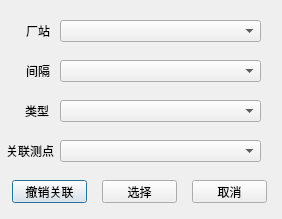
This is UI/pointselectdlg.ui in rcswhuang/wfdbtool as Qt 5 draws it before an edit. The edited form follows.
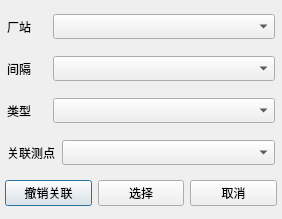
This is the edited form. Icons and pictures are not drawn.

Patch:
```diff
--- a/UI/pointselectdlg.ui
+++ b/UI/pointselectdlg.ui
@@ -18,8 +18,8 @@
   </property>
   <property name="maximumSize">
    <size>
-    <width>282</width>
-    <height>219</height>
+    <width>16777215</width>
+    <height>16777215</height>
    </size>
   </property>
   <property name="baseSize">
@@ -35,137 +35,198 @@
    <iconset resource="../mainwindow.qrc">
     <normaloff>:/image/config.png</normaloff>:/image/config.png</iconset>
   </property>
+  <layout class="QVBoxLayout" name="verticalLayout">
+   <property name="leftMargin">
+    <number>5</number>
+   </property>
+   <property name="topMargin">
+    <number>5</number>
+   </property>
+   <property name="rightMargin">
+    <number>5</number>
+   </property>
+   <property name="bottomMargin">
+    <number>5</number>
+   </property>
+   <item>
+    <layout class="QHBoxLayout" name="horizontalLayout" stretch="1,5">
+     <property name="spacing">
+      <number>2</number>
+     </property>
+     <property name="sizeConstraint">
+      <enum>QLayout::SetDefaultConstraint</enum>
+     </property>
+     <property name="leftMargin">
+      <number>2</number>
+     </property>
+     <property name="topMargin">
+      <number>2</number>
+     </property>
+     <property name="rightMargin">
+      <number>2</number>
+     </property>
+     <property name="bottomMargin">
+      <number>2</number>
+     </property>
+     <item>
+      <widget class="QLabel" name="label">
+       <property name="minimumSize">
+        <size>
+         <width>25</width>
+         <height>0</height>
+        </size>
+       </property>
+       <property name="text">
+        <string>厂站</string>
+       </property>
+      </widget>
+     </item>
+     <item>
   <widget class="QComboBox" name="stationCombo">
-   <property name="geometry">
-    <rect>
-     <x>60</x>
-     <y>20</y>
-     <width>201</width>
-     <height>22</height>
-    </rect>
-   </property>
-  </widget>
+       <property name="minimumSize">
+        <size>
+         <width>0</width>
+         <height>25</height>
+        </size>
+       </property>
+      </widget>
+     </item>
+    </layout>
+   </item>
+   <item>
+    <layout class="QHBoxLayout" name="horizontalLayout_2" stretch="1,5">
+     <property name="spacing">
+      <number>1</number>
+     </property>
+     <property name="leftMargin">
+      <number>2</number>
+     </property>
+     <property name="topMargin">
+      <number>2</number>
+     </property>
+     <property name="rightMargin">
+      <number>2</number>
+     </property>
+     <property name="bottomMargin">
+      <number>2</number>
+     </property>
+     <item>
   <widget class="QLabel" name="label_2">
-   <property name="geometry">
-    <rect>
-     <x>26</x>
-     <y>60</y>
-     <width>31</width>
-     <height>21</height>
-    </rect>
-   </property>
    <property name="text">
     <string>间隔</string>
    </property>
   </widget>
+     </item>
+     <item>
   <widget class="QComboBox" name="groupCombo">
-   <property name="geometry">
-    <rect>
-     <x>60</x>
-     <y>60</y>
-     <width>201</width>
-     <height>22</height>
-    </rect>
-   </property>
-  </widget>
+       <property name="minimumSize">
+        <size>
+         <width>0</width>
+         <height>25</height>
+        </size>
+       </property>
+      </widget>
+     </item>
+    </layout>
+   </item>
+   <item>
+    <layout class="QHBoxLayout" name="horizontalLayout_3" stretch="1,5">
+     <property name="spacing">
+      <number>2</number>
+     </property>
+     <property name="leftMargin">
+      <number>2</number>
+     </property>
+     <property name="topMargin">
+      <number>2</number>
+     </property>
+     <property name="rightMargin">
+      <number>2</number>
+     </property>
+     <property name="bottomMargin">
+      <number>2</number>
+     </property>
+     <item>
   <widget class="QLabel" name="label_3">
-   <property name="geometry">
-    <rect>
-     <x>25</x>
-     <y>100</y>
-     <width>31</width>
-     <height>21</height>
-    </rect>
-   </property>
    <property name="text">
     <string>类型</string>
    </property>
   </widget>
+     </item>
+     <item>
   <widget class="QComboBox" name="typeCombo">
-   <property name="geometry">
-    <rect>
-     <x>60</x>
-     <y>100</y>
-     <width>201</width>
-     <height>22</height>
-    </rect>
-   </property>
-  </widget>
+       <property name="minimumSize">
+        <size>
+         <width>0</width>
+         <height>25</height>
+        </size>
+       </property>
+      </widget>
+     </item>
+    </layout>
+   </item>
+   <item>
+    <layout class="QHBoxLayout" name="horizontalLayout_4" stretch="1,4">
+     <property name="spacing">
+      <number>2</number>
+     </property>
+     <property name="leftMargin">
+      <number>2</number>
+     </property>
+     <property name="topMargin">
+      <number>2</number>
+     </property>
+     <property name="rightMargin">
+      <number>2</number>
+     </property>
+     <property name="bottomMargin">
+      <number>2</number>
+     </property>
+     <item>
   <widget class="QLabel" name="label_4">
-   <property name="geometry">
-    <rect>
-     <x>6</x>
-     <y>140</y>
-     <width>51</width>
-     <height>21</height>
-    </rect>
-   </property>
    <property name="text">
     <string>关联测点</string>
    </property>
   </widget>
+     </item>
+     <item>
   <widget class="QComboBox" name="relatedPointCombo">
-   <property name="geometry">
-    <rect>
-     <x>60</x>
-     <y>140</y>
-     <width>201</width>
-     <height>22</height>
-    </rect>
-   </property>
-  </widget>
-  <widget class="QLabel" name="label">
-   <property name="geometry">
-    <rect>
-     <x>26</x>
-     <y>20</y>
-     <width>31</width>
-     <height>21</height>
-    </rect>
-   </property>
-   <property name="text">
-    <string>厂站</string>
-   </property>
-  </widget>
+       <property name="minimumSize">
+        <size>
+         <width>0</width>
+         <height>25</height>
+        </size>
+       </property>
+      </widget>
+     </item>
+    </layout>
+   </item>
+   <item>
+    <layout class="QHBoxLayout" name="horizontalLayout_5">
+     <item>
   <widget class="QPushButton" name="undoBtn">
-   <property name="geometry">
-    <rect>
-     <x>12</x>
-     <y>180</y>
-     <width>75</width>
-     <height>23</height>
-    </rect>
-   </property>
    <property name="text">
     <string>撤销关联</string>
    </property>
   </widget>
+     </item>
+     <item>
   <widget class="QPushButton" name="okBtn">
-   <property name="geometry">
-    <rect>
-     <x>102</x>
-     <y>180</y>
-     <width>75</width>
-     <height>23</height>
-    </rect>
-   </property>
    <property name="text">
     <string>选择</string>
    </property>
   </widget>
+     </item>
+     <item>
   <widget class="QPushButton" name="noBtn">
-   <property name="geometry">
-    <rect>
-     <x>192</x>
-     <y>180</y>
-     <width>75</width>
-     <height>23</height>
-    </rect>
-   </property>
    <property name="text">
     <string>取消</string>
    </property>
   </widget>
+     </item>
+    </layout>
+   </item>
+  </layout>
  </widget>
  <resources>
   <include location="../mainwindow.qrc"/>
```
Lines whose indentation alone changed are shown as unchanged.
